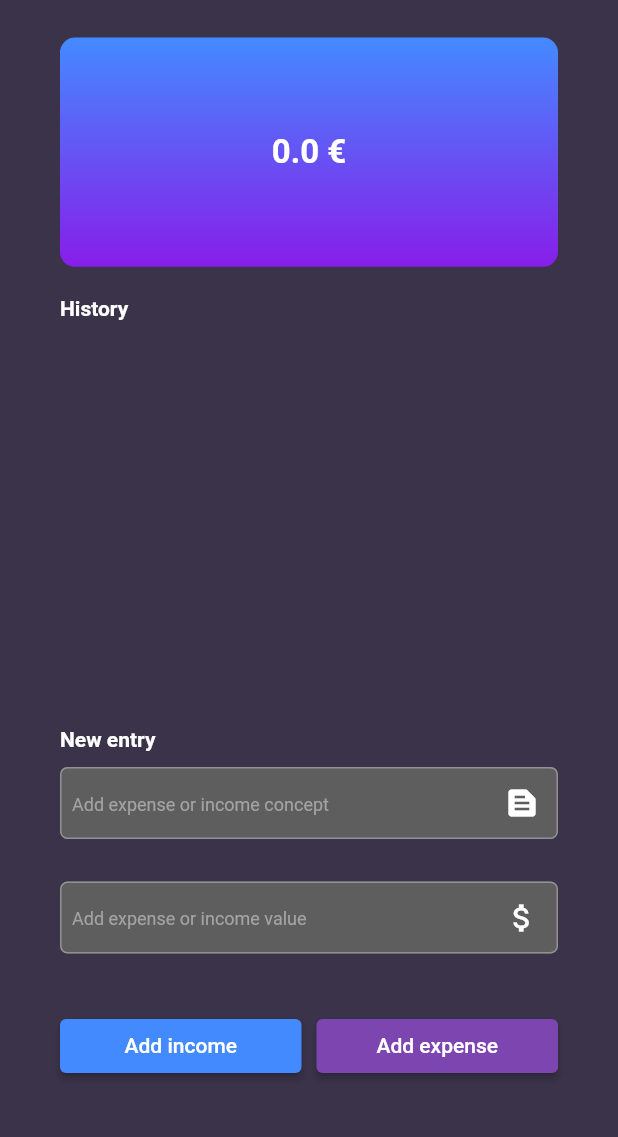
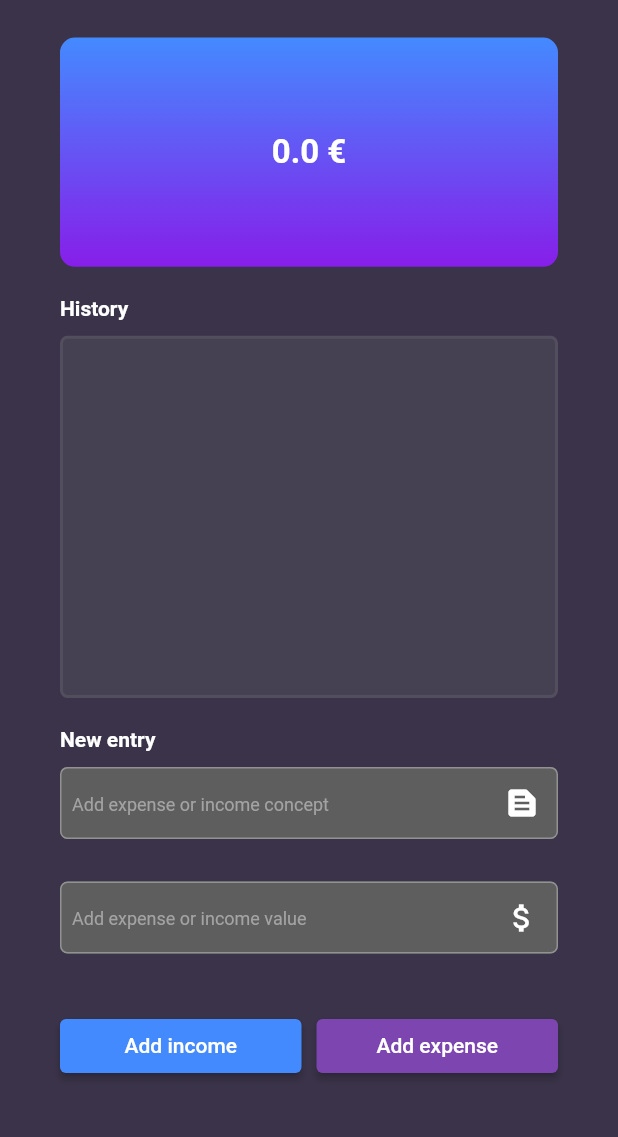
Before and after one commit to PolRecasensSarra/MyFinances, a Flutter app: the screen it shows after launch, on a phone screen of 412 x 824 dp, the part 77-1214 px from its top. Run offline on Flutter 3.47's test engine with Material 2 defaults, Android fonts, the phone set to English and light mode, and no system bars.

Commit message:
container for history

```diff
--- a/finance_app/lib/FinancePage.dart
+++ b/finance_app/lib/FinancePage.dart
@@ -105,6 +105,16 @@ class _FinancePageState extends State<FinancePage> {
                     height: 10.0,
                   ),
                   Expanded(
+                    child: Container(
+                      decoration: BoxDecoration(
+                        color: Color.fromARGB(34, 146, 146, 146),
+                        border: Border.all(
+                          color: Color.fromARGB(45, 146, 146, 146),
+                          width: 2.0,
+                          style: BorderStyle.solid,
+                        ),
+                        borderRadius: BorderRadius.circular(5.0),
+                      ),
                       child: Scrollbar(
                         thumbVisibility: true,
                         controller: scrollController,
@@ -144,6 +154,7 @@ class _FinancePageState extends State<FinancePage> {
                               ),
                             );
                           },
+                        ),
                       ),
                     ),
                   ),
@@ -202,7 +213,8 @@ class _FinancePageState extends State<FinancePage> {
                           enabledBorder: OutlineInputBorder(
                             borderRadius: BorderRadius.circular(5),
                             borderSide: const BorderSide(
-                                color: Color.fromARGB(255, 146, 146, 146)),
+                              color: Color.fromARGB(255, 146, 146, 146),
+                            ),
                           ),
                         ),
                         validator: (val) =>
```
Lines whose indentation alone changed are shown as unchanged.
